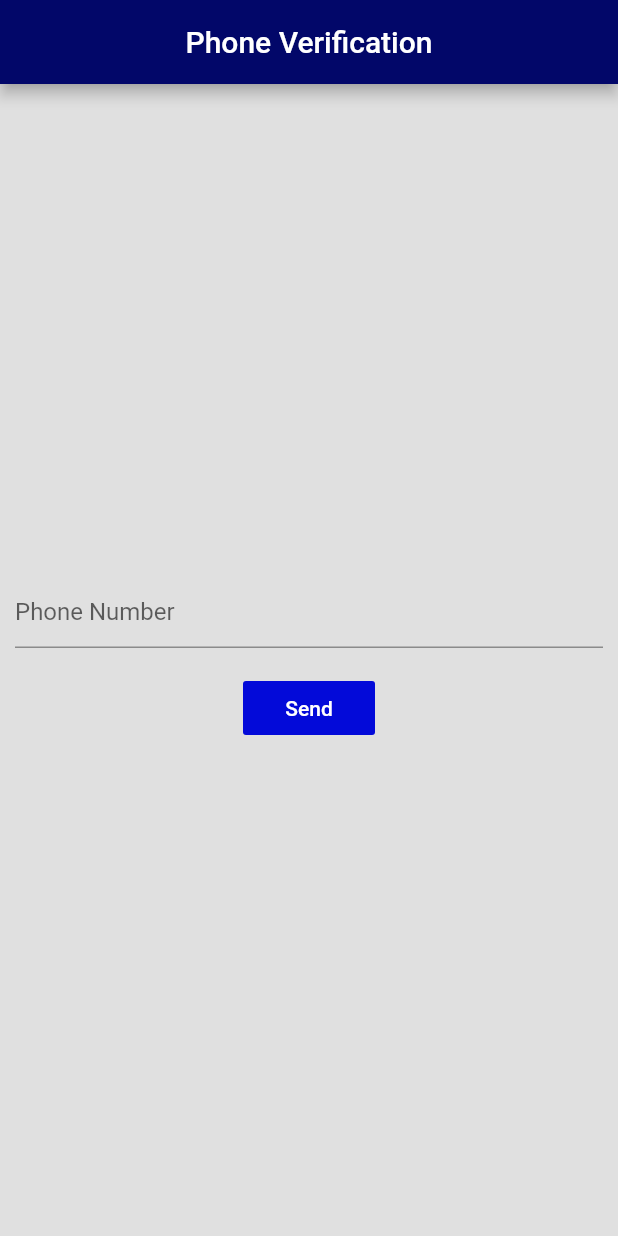
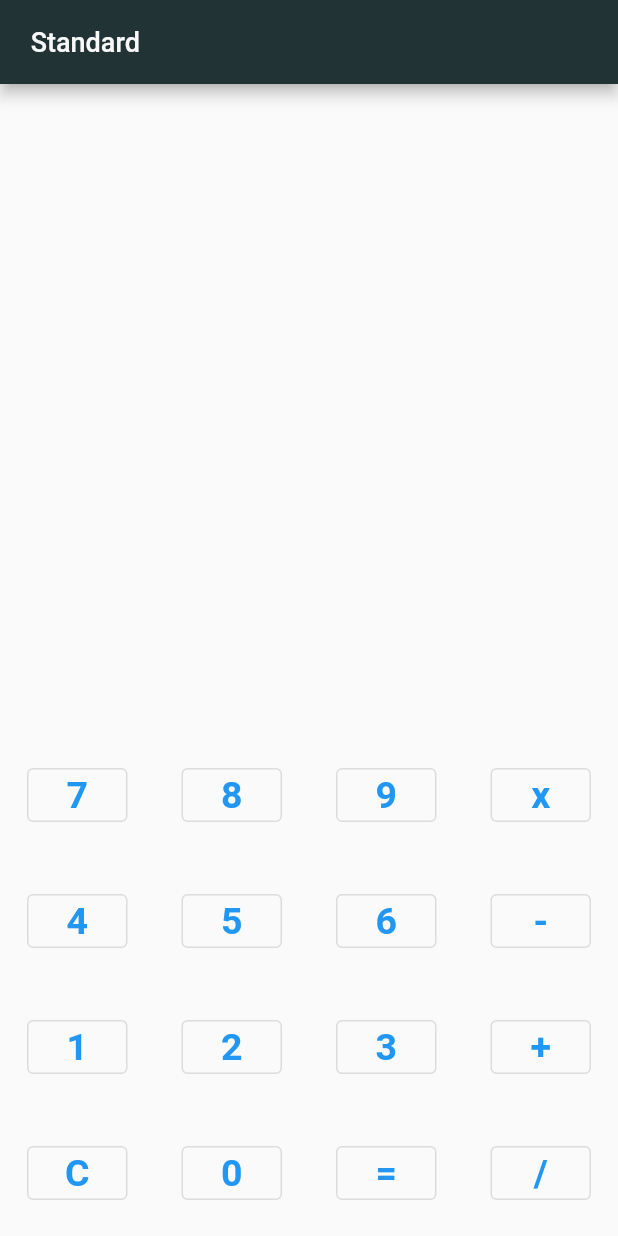
Before and after one commit to cwy7576/Application-, a Flutter app: the screen it shows after launch, on a phone screen of 412 x 824 dp. Run offline on Flutter 3.47's test engine with Material 2 defaults, Android fonts, the phone set to English and light mode, and no system bars; our stand-ins replace cloud_firestore, firebase_auth, firebase_core, google_fonts, pinput; accounts and stored records are empty.

Commit message:
culculator

```diff
--- /dev/null
+++ b/lib/culculator/home.dart
@@ -0,0 +1,138 @@
+import 'package:flutter/material.dart';
+
+class HomePahe extends StatefulWidget {
+  const HomePahe({Key? key}) : super(key: key);
+
+  @override
+  State<HomePahe> createState() => _HomePaheState();
+}
+
+class _HomePaheState extends State<HomePahe> {
+  late int firnum;
+  late int secondnum;
+
+  String texttodisply = "";
+  late String res;
+  late String operationtoperform;
+
+  void btnclicked(String btntext) {
+    if (btntext == "C") {
+      texttodisply = "";
+      firnum = 0;
+      secondnum = 0;
+      res = "";
+    } else if (btntext == "+" ||
+        btntext == "-" ||
+        btntext == "x" ||
+        btntext == "/") {
+      firnum = int.parse(texttodisply);
+      res = "";
+      operationtoperform = btntext;
+    } else if (btntext == "=") {
+      secondnum = int.parse(texttodisply);
+      if (operationtoperform == "+") {
+        res = (firnum + secondnum).toString();
+      }
+      if (operationtoperform == "-") {
+        res = (firnum - secondnum).toString();
+      }
+      if (operationtoperform == "x") {
+        res = (firnum * secondnum).toString();
+      }
+      if (operationtoperform == "/") {
+        res = (firnum ~/ secondnum).toString();
+      }
+    } else {
+      res = int.parse(texttodisply + btntext).toString();
+    }
+
+    setState(() {
+      texttodisply = res;
+    });
+  }
+
+  Widget custombutton(String btnval, {required Color Color}) {
+
+    return Expanded(
+      child: Padding(
+        padding: EdgeInsets.all(18),
+        child: OutlinedButton(
+          onPressed: () => btnclicked(btnval),
+
+
+          // ignore: unnecessary_string_interpolations
+          child: Text('$btnval',
+              style: const TextStyle(
+                fontSize: 25,
+                fontWeight: FontWeight.bold,
+              )),
+        ),
+      ),
+    );
+  }
+
+  @override
+  Widget build(BuildContext context) {
+    return Scaffold(
+      // backgroundColor: Color.fromARGB(255, 115, 129, 133),
+      appBar: AppBar(
+        backgroundColor: Color.fromARGB(255, 34, 51, 54),
+        centerTitle: false,
+        title: const Text(
+          ' Standard ',
+          style: const TextStyle(
+              color: Color.fromARGB(255, 248, 248, 248), fontSize: 18),
+        ),
+      ),
+      body: Container(
+        //  color: Color.fromARGB(255, 255, 164, 164),
+        child: Column(
+          mainAxisAlignment: MainAxisAlignment.end,
+          children: <Widget>[
+            Expanded(
+                child: Container(
+              padding: EdgeInsets.all(10.0),
+              alignment: Alignment.bottomRight,
+              child: Text(
+                '$texttodisply',
+                style: TextStyle(fontSize: 27.0, fontWeight: FontWeight.w600,backgroundColor: Colors.white),
+              ),
+            )),
+            Row(
+              children: <Widget>[
+                custombutton("7",Color:Colors.amber),
+                custombutton("8",Color:Color.fromARGB(255, 0, 0, 0)),
+                custombutton("9",Color:Colors.amber),
+                custombutton("x",Color:Colors.amber),
+              ],
+            ),
+            Row(
+              children: <Widget>[
+                custombutton("4",Color:Colors.amber),
+                custombutton("5",Color:Colors.amber),
+                custombutton("6",Color:Colors.amber),
+                custombutton("-",Color:Colors.amber),
+              ],
+            ),
+            Row(
+              children: <Widget>[
+                custombutton("1",Color:Colors.amber),
+                custombutton("2",Color:Colors.amber),
+                custombutton("3",Color:Colors.amber),
+                custombutton("+",Color:Colors.amber),
+              ],
+            ),
+            Row(
+              children: <Widget>[
+                custombutton("C",Color:Colors.amber),
+                custombutton("0",Color:Colors.amber),
+                custombutton("=",Color:Colors.amber),
+                custombutton("/",Color:Colors.amber),
+              ],
+            )
+          ],
+        ),
+      ),
+    );
+  }
+}
```
Also changed, not shown: lib/main.dart (+32 -28 lines).
